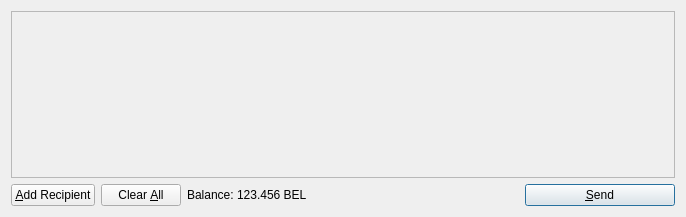
Before: the Qt Designer form src/qt/forms/sendcoinsdialog.ui in hscoin/hashcoin, drawn with Qt 5.
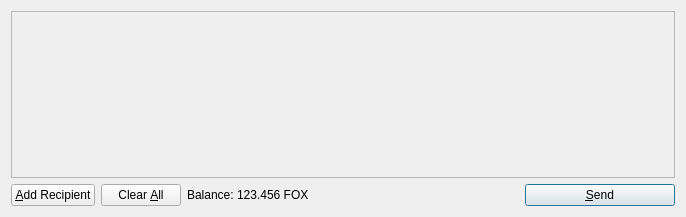
After: the same form once the commit is applied. Icons and pictures are not drawn.

Patch:
```diff
--- a/src/qt/forms/sendcoinsdialog.ui
+++ b/src/qt/forms/sendcoinsdialog.ui
@@ -119,7 +119,7 @@
           <cursorShape>IBeamCursor</cursorShape>
          </property>
          <property name="text">
-          <string>123.456 BEL</string>
+          <string>123.456 FOX</string>
          </property>
          <property name="textInteractionFlags">
           <set>Qt::LinksAccessibleByMouse|Qt::TextSelectableByKeyboard|Qt::TextSelectableByMouse</set>
```
Left out of the diff: 4 changed lines with no effect on the pictures.
